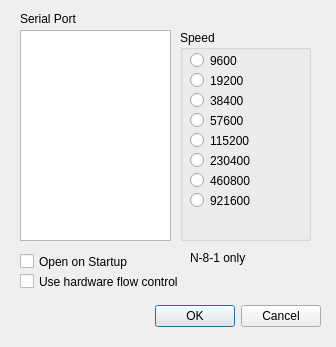
First picture: the form in config.ui, repository bleverett/qst, before the edit.
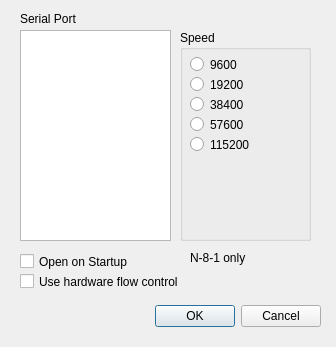
Second picture: the form after the edit.

Patch:
```diff
--- a/config.ui
+++ b/config.ui
@@ -58,7 +58,7 @@
     <property name="geometry">
      <rect>
       <x>10</x>
-      <y>20</y>
+      <y>24</y>
       <width>114</width>
       <height>21</height>
      </rect>
@@ -71,7 +71,7 @@
     <property name="geometry">
      <rect>
       <x>10</x>
-      <y>40</y>
+      <y>44</y>
       <width>114</width>
       <height>21</height>
      </rect>
@@ -84,7 +84,7 @@
     <property name="geometry">
      <rect>
       <x>10</x>
-      <y>60</y>
+      <y>64</y>
       <width>114</width>
       <height>21</height>
      </rect>
@@ -97,7 +97,7 @@
     <property name="geometry">
      <rect>
       <x>10</x>
-      <y>80</y>
+      <y>84</y>
       <width>114</width>
       <height>21</height>
      </rect>
@@ -110,7 +110,7 @@
     <property name="geometry">
      <rect>
       <x>10</x>
-      <y>100</y>
+      <y>104</y>
       <width>114</width>
       <height>21</height>
      </rect>
@@ -119,45 +119,6 @@
      <string>115200</string>
     </property>
    </widget>
-   <widget class="QRadioButton" name="rb230400">
-    <property name="geometry">
-     <rect>
-      <x>10</x>
-      <y>120</y>
-      <width>114</width>
-      <height>21</height>
-     </rect>
-    </property>
-    <property name="text">
-     <string>230400</string>
-    </property>
-   </widget>
-   <widget class="QRadioButton" name="rb460800">
-    <property name="geometry">
-     <rect>
-      <x>10</x>
-      <y>140</y>
-      <width>114</width>
-      <height>21</height>
-     </rect>
-    </property>
-    <property name="text">
-     <string>460800</string>
-    </property>
-   </widget>
-   <widget class="QRadioButton" name="rb921600">
-    <property name="geometry">
-     <rect>
-      <x>10</x>
-      <y>160</y>
-      <width>114</width>
-      <height>21</height>
-     </rect>
-    </property>
-    <property name="text">
-     <string>921600</string>
-    </property>
-   </widget>
   </widget>
   <widget class="QCheckBox" name="cbOpenStart">
    <property name="geometry">
```
